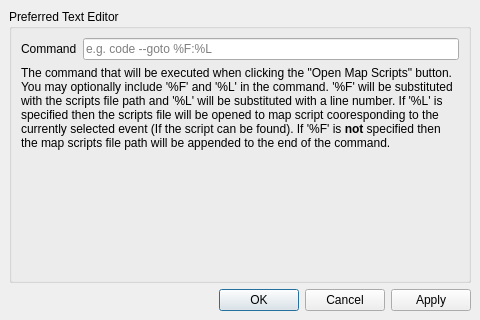
Above: forms/preferenceeditor.ui from huderlem/porymap before the change. Below: the same form after it.
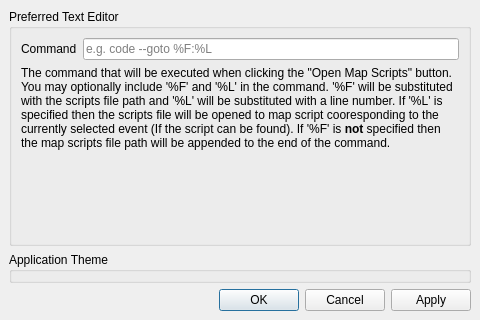
That is the form after the change.

Commit message: Move themes to PreferenceEditor

```diff
--- a/forms/preferenceeditor.ui
+++ b/forms/preferenceeditor.ui
@@ -60,6 +60,19 @@
       </layout>
      </widget>
     </item>
+    <item>
+     <widget class="QGroupBox" name="groupBox_Themes">
+      <property name="sizePolicy">
+       <sizepolicy hsizetype="Preferred" vsizetype="Fixed">
+        <horstretch>0</horstretch>
+        <verstretch>0</verstretch>
+       </sizepolicy>
+      </property>
+      <property name="title">
+       <string>Application Theme</string>
+      </property>
+     </widget>
+    </item>
     <item>
      <widget class="QDialogButtonBox" name="buttonBox">
       <property name="standardButtons">
```
Left out of the diff: 2 changed lines with no effect on the pictures. The commit also changes 6 other files.
